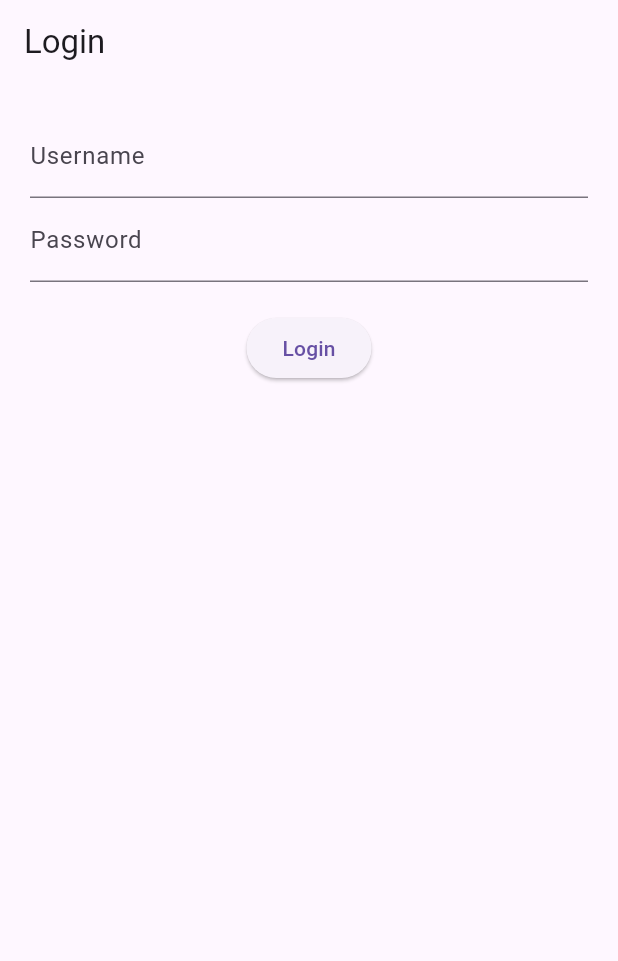
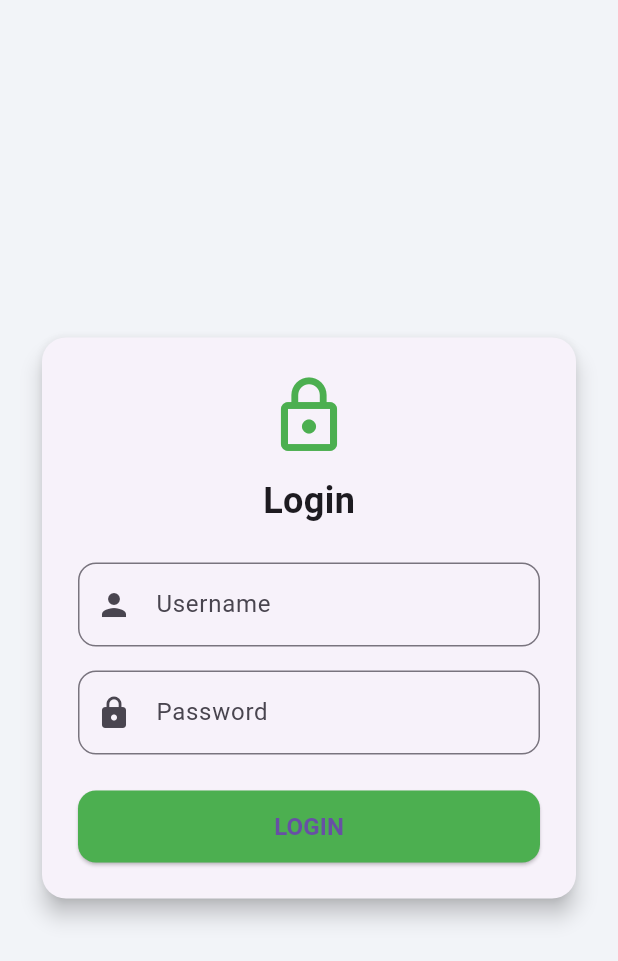
Before and after one commit to Intan-annisa/EcoPatrol, a Flutter app: the screen it shows after launch, on a phone screen of 412 x 824 dp. Shown: the top 961 px of the screen. Run offline on Flutter 3.47's test engine with Material 3 defaults, Android fonts, the light colour scheme and no system bars; our stand-ins replace firebase_core, firebase_database, flutter_riverpod, geolocator, image_picker, permission_handler and 1 more; accounts and stored records are empty.

Commit message:
vioo benerin login screen dan gps

```diff
--- a/lib/main.dart
+++ b/lib/main.dart
@@ -1,17 +1,20 @@
 import 'package:flutter/material.dart';
 import 'package:flutter_riverpod/flutter_riverpod.dart';
-import 'package:ecopatrol_mobile/models/report_model.dart';
+import 'package:firebase_core/firebase_core.dart';
 
 import 'providers/session_provider.dart';
 import 'screens/login_screen.dart';
-import 'screens/settings_screen.dart';
-import 'screens/form_report_screen.dart';
-import 'screens/list_report_screen.dart';
-import 'screens/detail_report_screen.dart';
-import 'screens/edit_report_screen.dart';
+import 'screens/dashboard_screen.dart';
 
-void main() {
-  runApp(const ProviderScope(child: MyApp()));
+void main() async {
+  WidgetsFlutterBinding.ensureInitialized();
+  await Firebase.initializeApp();
+
+  runApp(
+    const ProviderScope(
+      child: MyApp(),
+    ),
+  );
 }
 
 class MyApp extends ConsumerWidget {
@@ -23,43 +26,11 @@ class MyApp extends ConsumerWidget {
 
     return MaterialApp(
       debugShowCheckedModeBanner: false,
-      title: "EcoPatrol",
+      title: 'EcoPatrol',
 
       home: isLoggedIn
-          ? ListReportScreen(reports: [])
+          ? const DashboardScreen()
           : const LoginScreen(),
-
-      routes: {
-        "/login": (_) => const LoginScreen(),
-        "/settings": (_) => const SettingsScreen(),
-        "/form": (_) => const FormReportScreen(),
-
-        "/list": (_) => ListReportScreen(reports: []),
-      },
-
-      onGenerateRoute: (settings) {
-        if (settings.name == "/detail") {
-          final report = settings.arguments as ReportModel?;
-
-          if (report == null) return null;
-
-          return MaterialPageRoute(
-            builder: (_) => DetailReportScreen(report: report),
-          );
-        }
-
-        if (settings.name == "/edit") {
-          final report = settings.arguments as ReportModel?;
-
-          if (report == null) return null;
-
-          return MaterialPageRoute(
-            builder: (_) => EditReportScreen(report: report),
-          );
-        }
-
-        return null;
-      },
     );
   }
 }
--- a/lib/screens/edit_report_screen.dart
+++ b/lib/screens/edit_report_screen.dart
@@ -49,11 +49,9 @@ class _EditReportScreenState extends State<EditReportScreen> {
 
             ElevatedButton(
               onPressed: () {
-                // UPDATE DATA
                 widget.report.title = titleCtrl.text;
                 widget.report.description = descCtrl.text;
 
-                // KEMBALIKAN KE SCREEN SEBELUMNYA
                 Navigator.pop(context, widget.report);
               },
               child: const Text("Simpan"),
--- a/lib/screens/login_screen.dart
+++ b/lib/screens/login_screen.dart
@@ -11,32 +11,93 @@ class LoginScreen extends ConsumerWidget {
     final passwordController = TextEditingController();
 
     return Scaffold(
-      appBar: AppBar(title: const Text("Login")),
-      body: Padding(
-        padding: const EdgeInsets.all(20),
+      backgroundColor: const Color(0xFFF2F4F8),
+      body: Center(
+        child: SingleChildScrollView(
+          child: Padding(
+            padding: const EdgeInsets.all(24),
+            child: Card(
+              elevation: 6,
+              shape: RoundedRectangleBorder(
+                borderRadius: BorderRadius.circular(16),
+              ),
+              child: Padding(
+                padding: const EdgeInsets.all(24),
                 child: Column(
+                  mainAxisSize: MainAxisSize.min,
                   children: [
+                    const Icon(
+                      Icons.lock_outline,
+                      size: 56,
+                      color: Colors.green,
+                    ),
+                    const SizedBox(height: 12),
+                    const Text(
+                      "Login",
+                      style: TextStyle(
+                        fontSize: 24,
+                        fontWeight: FontWeight.bold,
+                      ),
+                    ),
+                    const SizedBox(height: 24),
+
                     TextField(
                       controller: usernameController,
-              decoration: const InputDecoration(labelText: "Username"),
+                      decoration: InputDecoration(
+                        labelText: "Username",
+                        prefixIcon: const Icon(Icons.person),
+                        border: OutlineInputBorder(
+                          borderRadius: BorderRadius.circular(12),
                         ),
+                      ),
+                    ),
+                    const SizedBox(height: 16),
+
                     TextField(
                       controller: passwordController,
-              decoration: const InputDecoration(labelText: "Password"),
                       obscureText: true,
+                      decoration: InputDecoration(
+                        labelText: "Password",
+                        prefixIcon: const Icon(Icons.lock),
+                        border: OutlineInputBorder(
+                          borderRadius: BorderRadius.circular(12),
                         ),
-            const SizedBox(height: 20),
-            ElevatedButton(
-              child: const Text("Login"),
+                      ),
+                    ),
+                    const SizedBox(height: 24),
+
+                    SizedBox(
+                      width: double.infinity,
+                      height: 48,
+                      child: ElevatedButton(
+                        style: ElevatedButton.styleFrom(
+                          backgroundColor: Colors.green,
+                          shape: RoundedRectangleBorder(
+                            borderRadius: BorderRadius.circular(12),
+                          ),
+                        ),
+                        child: const Text(
+                          "LOGIN",
+                          style: TextStyle(
+                            fontSize: 16,
+                            fontWeight: FontWeight.bold,
+                          ),
+                        ),
                         onPressed: () {
                           if (usernameController.text.isNotEmpty &&
                               passwordController.text.isNotEmpty) {
                             ref.read(sessionProvider.notifier).login();
-                  Navigator.pushReplacementNamed(context, "/settings");
+                            Navigator.pushReplacementNamed(
+                                context, "/settings");
                           }
                         },
-            )
+                      ),
+                    ),
                   ],
+                ),
+              ),
+            ),
+          ),
         ),
       ),
     );
--- a/lib/services/db_firebase.dart
+++ b/lib/services/db_firebase.dart
@@ -1,5 +1,5 @@
 import 'package:firebase_database/firebase_database.dart';
-import '../models/report_model.dart';
+import'package:ecopatrol_mobile/models/report_model.dart';
 
 class DBFirebase {
   final DatabaseReference _db =
```
Also changed, not shown: lib/screens/list_report_screen.dart (+44 -18 lines), lib/services/location_service.dart (+18 -1 lines), 3 other files. Lines whose indentation alone changed are shown as unchanged.
